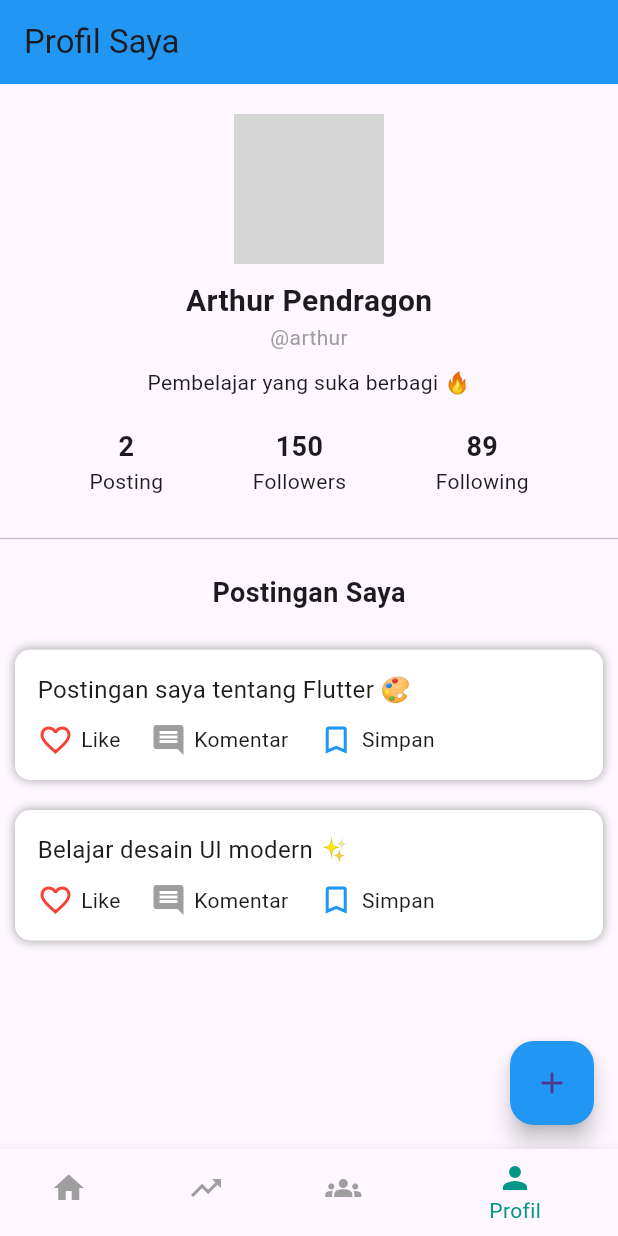
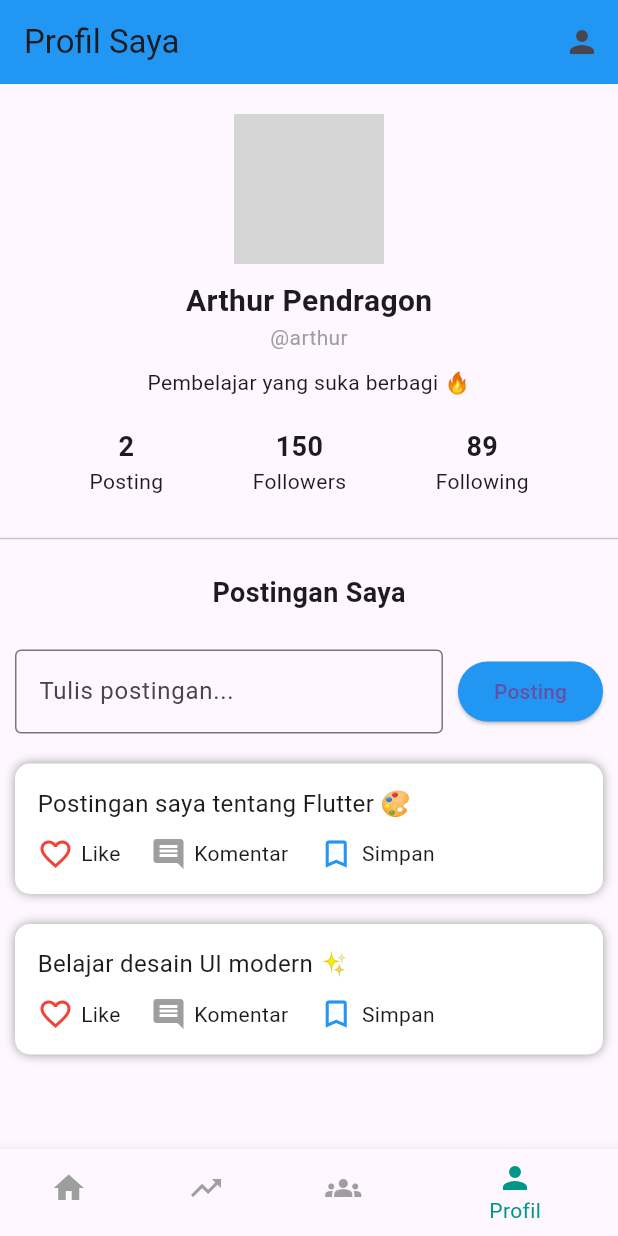
Before and after one commit to rahmanfaisal653/DPPB, a Flutter app: the screen it shows after launch, item 4 of the bottom bar chosen, on a phone screen of 412 x 824 dp. Run offline on Flutter 3.47's test engine with Material 3 defaults, Android fonts, the phone set to English and light mode, and no system bars; network calls fail; grey boxes are pictures that could not be loaded.

Commit message:
aditional fix 2

```diff
--- a/lib/components/bottom_navbar.dart
+++ b/lib/components/bottom_navbar.dart
@@ -1,10 +1,15 @@
 import 'package:flutter/material.dart';
 
+
 class EduvoriaNavbar extends StatelessWidget {
+  // Variabel untuk menyimpan halaman yang sedang aktif (0, 1, 2, atau 3)
   final int indexSekarang;
+
+  // Variabel untuk menyimpan fungsi yang akan dipanggil saat item di-tap
   final Function(int) ketikaDiTekan;
 
-  EduvoriaNavbar({
+  // Constructor (pembuat widget)
+  const EduvoriaNavbar({
     super.key,
     required this.indexSekarang,
     required this.ketikaDiTekan,
@@ -17,12 +22,10 @@ class EduvoriaNavbar extends StatelessWidget {
       onTap: ketikaDiTekan,
       selectedItemColor: Colors.teal,
       unselectedItemColor: Colors.grey,
+
       items: [
         BottomNavigationBarItem(icon: Icon(Icons.home), label: "Home"),
-        BottomNavigationBarItem(
-          icon: Icon(Icons.trending_up),
-          label: "Trending",
-        ),
+        BottomNavigationBarItem(icon: Icon(Icons.trending_up), label: "Trending"),
         BottomNavigationBarItem(icon: Icon(Icons.groups), label: "Komunitas"),
         BottomNavigationBarItem(icon: Icon(Icons.person), label: "Profil"),
       ],
--- a/lib/user_pages/add_post_page.dart
+++ b/lib/user_pages/add_post_page.dart
@@ -46,8 +46,8 @@ class _AddPostPageState extends State<AddPostPage> {
             SizedBox(height: 20),
             ElevatedButton(
               onPressed: kirimPostingan,
+              style: ElevatedButton.styleFrom(backgroundColor: Colors.blue),
               child: Text("Posting"),
-              style: ElevatedButton.styleFrom(backgroundColor: Colors.blue),
             ),
           ],
         ),
--- a/lib/user_pages/bookmark_page.dart
+++ b/lib/user_pages/bookmark_page.dart
@@ -1,5 +1,5 @@
 import 'package:flutter/material.dart';
-import '../models/post_data.dart';
+import 'home_page.dart';
 
 class BookmarkPage extends StatelessWidget {
   const BookmarkPage({super.key});
@@ -9,7 +9,7 @@ class BookmarkPage extends StatelessWidget {
     return Scaffold(
       appBar: AppBar(title: Text("Bookmark"), backgroundColor: Colors.teal),
       body: ListView.builder(
-        itemCount: PostData.allPosts.length,
+        itemCount: semuaPostingan.length,
         itemBuilder: (context, index) {
           return Container(
             margin: EdgeInsets.all(10),
@@ -28,7 +28,7 @@ class BookmarkPage extends StatelessWidget {
                     SizedBox(width: 10),
                     Expanded(
                       child: Text(
-                        PostData.allPosts[index],
+                        semuaPostingan[index],
                         style: TextStyle(fontSize: 16),
                       ),
                     ),
--- a/lib/user_pages/home_page.dart
+++ b/lib/user_pages/home_page.dart
@@ -1,5 +1,12 @@
 import 'package:flutter/material.dart';
-import '../models/post_data.dart';
+import '../components/user_dropdown.dart';
+
+// List global untuk menyimpan semua postingan
+List<String> semuaPostingan = [
+  "Cara belajar cepat tanpa overthinking 🎯",
+  "Belajar Flutter itu seru banget 🚀",
+  "Laravel adalah teman terbaik backend dev 🧠",
+];
 
 class HomePage extends StatefulWidget {
   const HomePage({super.key});
@@ -15,9 +22,12 @@ class _HomePageState extends State<HomePage> {
       appBar: AppBar(
         title: Text("Eduvoria — Home"),
         backgroundColor: Colors.blue,
+        actions: [
+        UserDropdownButton(),
+        ],
       ),
       body: ListView.builder(
-        itemCount: PostData.allPosts.length,
+        itemCount: semuaPostingan.length,
         itemBuilder: (context, index) {
           return Container(
             margin: EdgeInsets.all(10),
@@ -30,7 +40,7 @@ class _HomePageState extends State<HomePage> {
             child: Column(
               crossAxisAlignment: CrossAxisAlignment.start,
               children: [
-                Text(PostData.allPosts[index], style: TextStyle(fontSize: 16)),
+                Text(semuaPostingan[index], style: TextStyle(fontSize: 16)),
                 SizedBox(height: 10),
                 Row(
                   children: [
--- a/lib/user_pages/profile_page.dart
+++ b/lib/user_pages/profile_page.dart
@@ -1,6 +1,6 @@
 import 'package:flutter/material.dart';
-import '../models/post_data.dart';
-import 'add_post_page.dart';
+import '../components/user_dropdown.dart';
+import 'home_page.dart';
 
 class ProfilePage extends StatefulWidget {
   const ProfilePage({super.key});
@@ -10,25 +10,35 @@ class ProfilePage extends StatefulWidget {
 }
 
 class _ProfilePageState extends State<ProfilePage> {
-  void bukaHalamanTambahPost() {
-    Navigator.push(
-      context,
-      MaterialPageRoute(
-        builder: (context) {
-          return AddPostPage();
-        },
-      ),
-    ).then((value) {
-      if (value == true) {
-        setState(() {});
-      }
-    });
+  // List untuk menyimpan postingan user
+  List<String> postinganSaya = [
+    "Postingan saya tentang Flutter 🎨",
+    "Belajar desain UI modern ✨",
+  ];
+
+  // Controller untuk TextField
+  TextEditingController kontrolerPostingan = TextEditingController();
+
+  // Fungsi untuk menambah postingan baru
+  void tambahPostingan() {
+    if (kontrolerPostingan.text.isNotEmpty) {
+      setState(() {
+        postinganSaya.insert(0, kontrolerPostingan.text);
+        semuaPostingan.insert(0, kontrolerPostingan.text);
+        kontrolerPostingan.clear();
+      });
+    }
   }
 
   @override
   Widget build(BuildContext context) {
     return Scaffold(
-      appBar: AppBar(title: Text("Profil Saya"), backgroundColor: Colors.blue),
+      appBar: AppBar(title: Text("Profil Saya"),
+      backgroundColor: Colors.blue,
+      actions: [
+        UserDropdownButton(),
+        ],
+      ),
       body: SingleChildScrollView(
         child: Column(
           children: [
@@ -56,7 +66,7 @@ class _ProfilePageState extends State<ProfilePage> {
                 Column(
                   children: [
                     Text(
-                      "${PostData.userPosts.length}",
+                      "${postinganSaya.length}",
                       style: TextStyle(
                         fontSize: 18,
                         fontWeight: FontWeight.bold,
@@ -100,10 +110,36 @@ class _ProfilePageState extends State<ProfilePage> {
             ),
             SizedBox(height: 15),
 
+            // TextField untuk menambah postingan baru
+            Padding(
+              padding: EdgeInsets.all(10),
+              child: Row(
+                children: [
+                  Expanded(
+                    child: TextField(
+                      controller: kontrolerPostingan,
+                      decoration: InputDecoration(
+                        hintText: "Tulis postingan...",
+                        border: OutlineInputBorder(),
+                      ),
+                    ),
+                  ),
+                  SizedBox(width: 10),
+                  ElevatedButton(
+                    onPressed: tambahPostingan,
+                    style: ElevatedButton.styleFrom(
+                      backgroundColor: Colors.blue,
+                    ),
+                    child: Text("Posting"),
+                  ),
+                ],
+              ),
+            ),
+
             ListView.builder(
               shrinkWrap: true,
               physics: NeverScrollableScrollPhysics(),
-              itemCount: PostData.userPosts.length,
+              itemCount: postinganSaya.length,
               itemBuilder: (context, index) {
                 return Container(
                   margin: EdgeInsets.all(10),
@@ -117,7 +153,7 @@ class _ProfilePageState extends State<ProfilePage> {
                     crossAxisAlignment: CrossAxisAlignment.start,
                     children: [
                       Text(
-                        PostData.userPosts[index],
+                        postinganSaya[index],
                         style: TextStyle(fontSize: 16),
                       ),
                       SizedBox(height: 10),
@@ -144,11 +180,6 @@ class _ProfilePageState extends State<ProfilePage> {
           ],
         ),
       ),
-      floatingActionButton: FloatingActionButton(
-        onPressed: bukaHalamanTambahPost,
-        backgroundColor: Colors.blue,
-        child: Icon(Icons.add),
-      ),
     );
   }
 }
```
Also changed, not shown: lib/components/user_dropdown.dart (+29 -44 lines).
